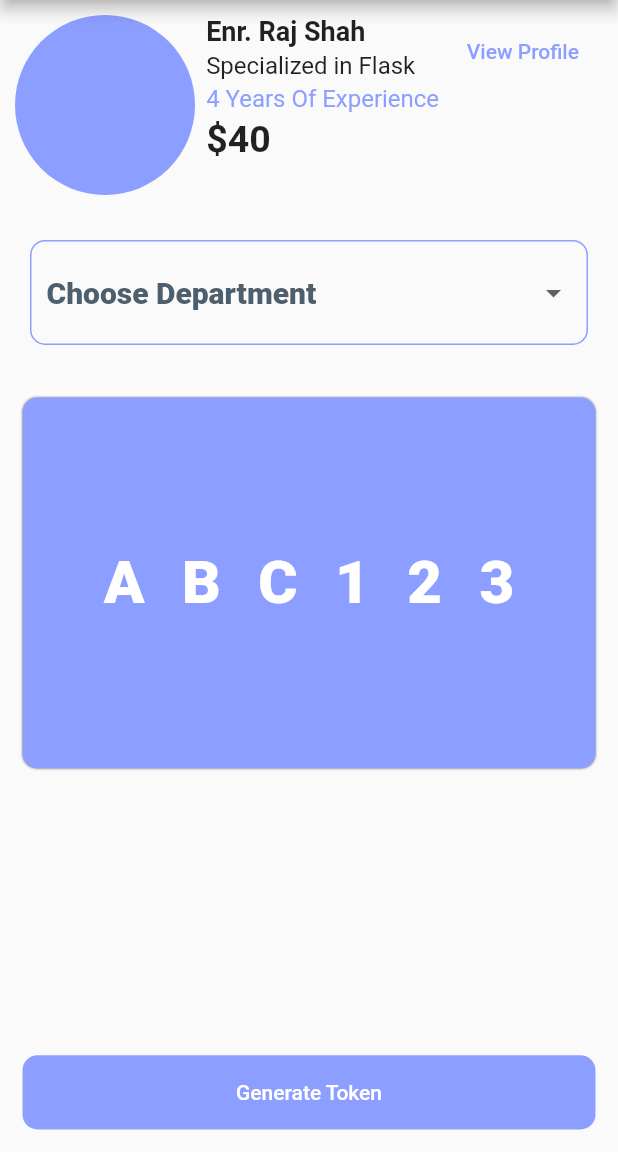
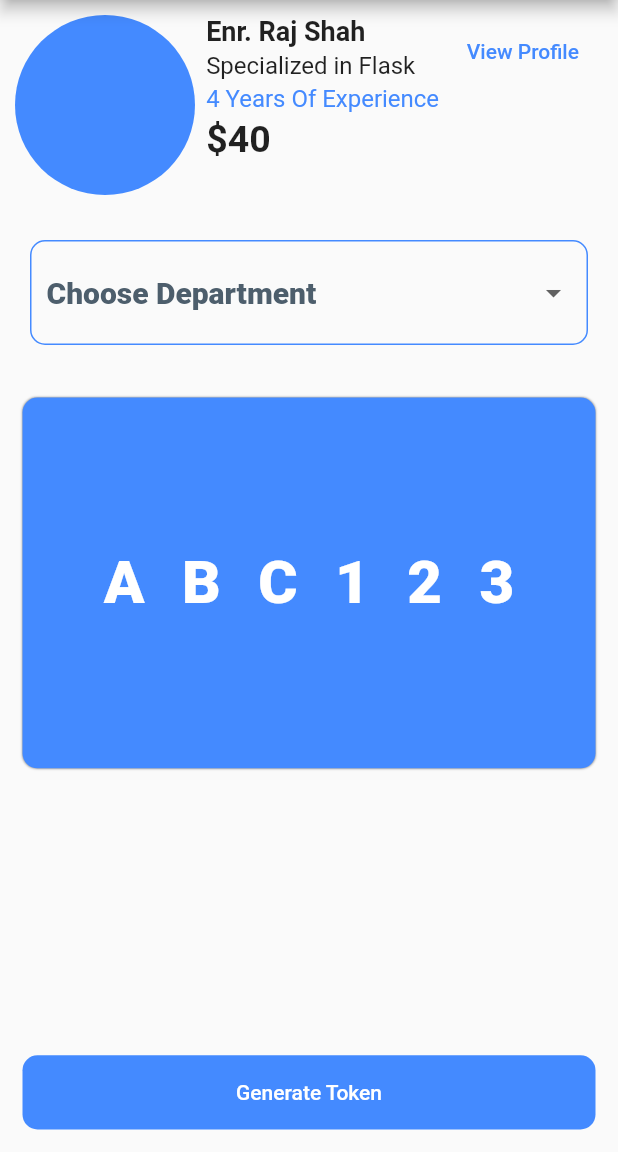
Before and after one commit to programmedRaj/eQueue, a Flutter app: the Bookappointment screen opened directly, on a phone screen of 412 x 824 dp, the part 84-1236 px from its top. Run offline on Flutter 3.47's test engine with Material 2 defaults, Android fonts, the phone set to English and light mode, and no system bars; our stand-ins replace animated_splash_screen, bubble_bottom_bar, hexcolor, page_transition, responsive_builder, swipe_to and 1 more; missing offline and left inert: dart:html, grouped_buttons.

Commit message:
color changed

```diff
--- a/eQueueU/lib/components/color.dart
+++ b/eQueueU/lib/components/color.dart
@@ -4,10 +4,10 @@ import 'package:hexcolor/hexcolor.dart';
 MaterialColor myColor = MaterialColor(0xFF880E4F, color);
 
 Map<int, Color> color = {
-  50: HexColor('#8c9eff'), //primaryindigo
+  50: HexColor('#448aff'), //primaryindigo
   100: HexColor('#FFFFFF'), //white
-  150: HexColor('#c0cfff'), //light indigo
-  250: HexColor('#5870cb'), // dark indigo
+  150: HexColor('#69a1ff'), //light indigo
+  250: HexColor('#2f60b2'), // dark indigo
   200: HexColor('#4d5e6c'), //secondaryblue
   300: HexColor('#23272A'), //black but not black
   400: HexColor('#9e9e9e'), //grey
--- a/eQueueU/lib/main.dart
+++ b/eQueueU/lib/main.dart
@@ -120,7 +120,7 @@ class _MyAppState extends State<MyApp> {
           ],
         ),
         splashIconSize: 800,
-        nextScreen: IndividualProfile(),
+        nextScreen: MyHomePage(),
         splashTransition: SplashTransition.fadeTransition,
         pageTransitionType: PageTransitionType.leftToRight,
         backgroundColor: HexColor('#6e879b'),
```
